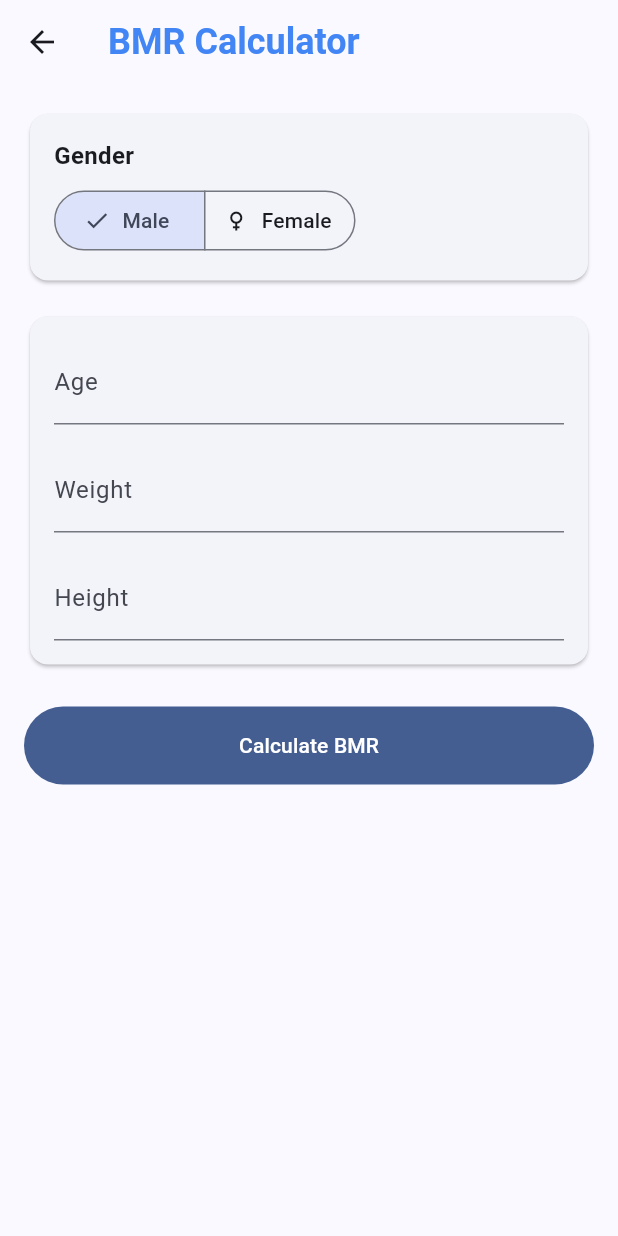
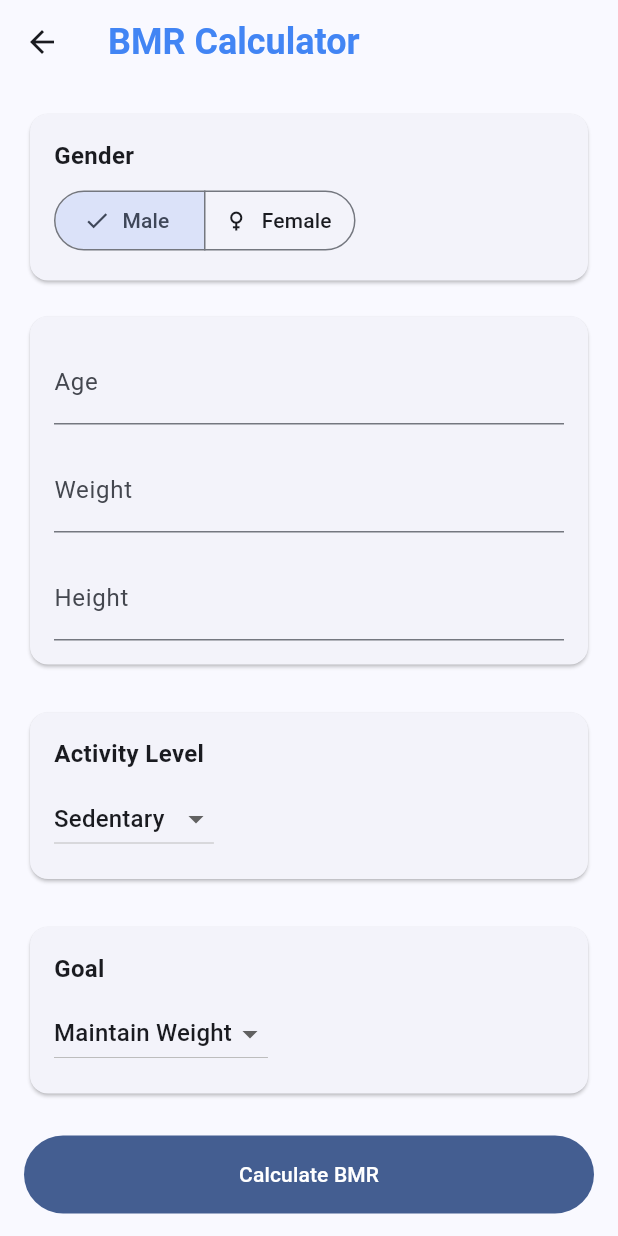
Before and after one commit to evansachie/LifeGuard, a Flutter app: the BMRCalculator screen opened directly, on a phone screen of 412 x 824 dp. Run offline on Flutter 3.47's test engine with Material 3 defaults, Android fonts, the light colour scheme and no system bars; our stand-ins replace flutter_dotenv, flutter_map, flutter_svg, just_audio, just_audio_background, latlong2 and 2 more; accounts and stored records are empty.

Commit message:
feat: make updates to bmr calculator screen

```diff
--- a/mobile/lib/screens/bmr_calculator/bmr_calculator.dart
+++ b/mobile/lib/screens/bmr_calculator/bmr_calculator.dart
@@ -10,10 +10,15 @@ class BMRCalculator extends StatefulWidget {
 class _BMRCalculatorState extends State<BMRCalculator> {
   final _formKey = GlobalKey<FormState>();
   String _gender = 'male';
+  String _activityLevel = 'sedentary';
+  String _goal = 'maintain';
   final _ageController = TextEditingController();
   final _weightController = TextEditingController();
   final _heightController = TextEditingController();
   double _bmr = 0;
+  double _tdee = 0;
+  Map<String, double> _macros = {'protein': 0, 'carbs': 0, 'fat': 0};
+  Map<String, double> _idealWeight = {'min': 0, 'max': 0};
 
   void _calculateBMR() {
     if (_formKey.currentState!.validate()) {
@@ -28,8 +33,62 @@ class _BMRCalculatorState extends State<BMRCalculator> {
         } else {
           _bmr = 447.593 + (9.247 * weight) + (3.098 * height) - (4.330 * age);
         }
+
+        // Calculate TDEE based on activity level
+        _tdee = _calculateTDEE(_bmr, _activityLevel);
+        _macros = _calculateMacros(_tdee, _goal);
+        _idealWeight = _calculateIdealWeight(height, _gender);
       });
     }
+  }
+
+  double _calculateTDEE(double bmr, String activityLevel) {
+    const activityMultipliers = {
+      'sedentary': 1.2,
+      'light': 1.375,
+      'moderate': 1.55,
+      'active': 1.725,
+      'veryActive': 1.9,
+    };
+    return bmr * activityMultipliers[activityLevel]!;
+  }
+
+  Map<String, double> _calculateMacros(double tdee, String goal) {
+    const macroRatios = {
+      'lose': {'protein': 0.4, 'carbs': 0.3, 'fat': 0.3},
+      'maintain': {'protein': 0.3, 'carbs': 0.4, 'fat': 0.3},
+      'gain': {'protein': 0.3, 'carbs': 0.45, 'fat': 0.25},
+    };
+
+    const calorieAdjustment = {
+      'lose': -500,
+      'maintain': 0,
+      'gain': 500,
+    };
+
+    final adjustedTDEE = tdee + calorieAdjustment[goal]!;
+    final ratios = macroRatios[goal]!;
+
+    return {
+      'calories': adjustedTDEE,
+      'protein': (adjustedTDEE * ratios['protein']! / 4).round().toDouble(),
+      'carbs': (adjustedTDEE * ratios['carbs']! / 4).round().toDouble(),
+      'fat': (adjustedTDEE * ratios['fat']! / 9).round().toDouble(),
+    };
+  }
+
+  Map<String, double> _calculateIdealWeight(double height, String gender) {
+    final heightInCm = height * 2.54;
+    if (gender == 'male') {
+      return {
+        'min': ((heightInCm - 100) * 0.9).roundToDouble(),
+        'max': ((heightInCm - 100) * 1.1).roundToDouble(),
+      };
+    }
+    return {
+      'min': ((heightInCm - 100) * 0.85).roundToDouble(),
+      'max': ((heightInCm - 100) * 1.05).roundToDouble(),
+    };
   }
 
   @override
@@ -146,6 +205,85 @@ class _BMRCalculatorState extends State<BMRCalculator> {
               ),
               const SizedBox(height: 24),
 
+              // Activity Level Selection
+              Card(
+                child: Padding(
+                  padding: const EdgeInsets.all(16),
+                  child: Column(
+                    crossAxisAlignment: CrossAxisAlignment.start,
+                    children: [
+                      const Text(
+                        'Activity Level',
+                        style: TextStyle(
+                          fontWeight: FontWeight.bold,
+                          fontSize: 16,
+                        ),
+                      ),
+                      const SizedBox(height: 8),
+                      DropdownButton<String>(
+                        value: _activityLevel,
+                        items: const [
+                          DropdownMenuItem(
+                              value: 'sedentary', child: Text('Sedentary')),
+                          DropdownMenuItem(
+                              value: 'light', child: Text('Light')),
+                          DropdownMenuItem(
+                              value: 'moderate', child: Text('Moderate')),
+                          DropdownMenuItem(
+                              value: 'active', child: Text('Active')),
+                          DropdownMenuItem(
+                              value: 'veryActive', child: Text('Very Active')),
+                        ],
+                        onChanged: (value) {
+                          setState(() {
+                            _activityLevel = value!;
+                          });
+                        },
+                      ),
+                    ],
+                  ),
+                ),
+              ),
+              const SizedBox(height: 24),
+
+              // Goal Selection
+              Card(
+                child: Padding(
+                  padding: const EdgeInsets.all(16),
+                  child: Column(
+                    crossAxisAlignment: CrossAxisAlignment.start,
+                    children: [
+                      const Text(
+                        'Goal',
+                        style: TextStyle(
+                          fontWeight: FontWeight.bold,
+                          fontSize: 16,
+                        ),
+                      ),
+                      const SizedBox(height: 8),
+                      DropdownButton<String>(
+                        value: _goal,
+                        items: const [
+                          DropdownMenuItem(
+                              value: 'lose', child: Text('Weight Loss')),
+                          DropdownMenuItem(
+                              value: 'maintain',
+                              child: Text('Maintain Weight')),
+                          DropdownMenuItem(
+                              value: 'gain', child: Text('Weight Gain')),
+                        ],
+                        onChanged: (value) {
+                          setState(() {
+                            _goal = value!;
+                          });
+                        },
+                      ),
+                    ],
+                  ),
+                ),
+              ),
+              const SizedBox(height: 24),
+
               // Calculate Button
               FilledButton(
                 onPressed: _calculateBMR,
@@ -179,6 +317,21 @@ class _BMRCalculatorState extends State<BMRCalculator> {
                             color: Color(0xFF4285F4),
                           ),
                         ),
+                        const SizedBox(height: 16),
+                        Text(
+                          'Total Daily Energy Expenditure (TDEE): ${_tdee.round()} calories/day',
+                          style: const TextStyle(fontSize: 18),
+                        ),
+                        const SizedBox(height: 16),
+                        Text(
+                          'Ideal Weight Range: ${_idealWeight['min']} - ${_idealWeight['max']} ${_gender == 'male' ? 'lbs' : 'kg'}',
+                          style: const TextStyle(fontSize: 18),
+                        ),
+                        const SizedBox(height: 16),
+                        Text(
+                          'Recommended Macros: Protein: ${_macros['protein']}g, Carbs: ${_macros['carbs']}g, Fat: ${_macros['fat']}g',
+                          style: const TextStyle(fontSize: 18),
+                        ),
                       ],
                     ),
                   ),
--- a/mobile/lib/screens/home/tabs/dashboard_tab.dart
+++ b/mobile/lib/screens/home/tabs/dashboard_tab.dart
@@ -362,7 +362,7 @@ class _DashboardTabState extends State<DashboardTab> {
             ),
             _buildActionButton(
               icon: 'assets/images/calculator.svg',
-              title: 'BMR Calculator',
+              title: 'Health Metrics',
               color: Colors.green,
               onTap: () {
                 Navigator.of(context).push(MaterialPageRoute(
```
